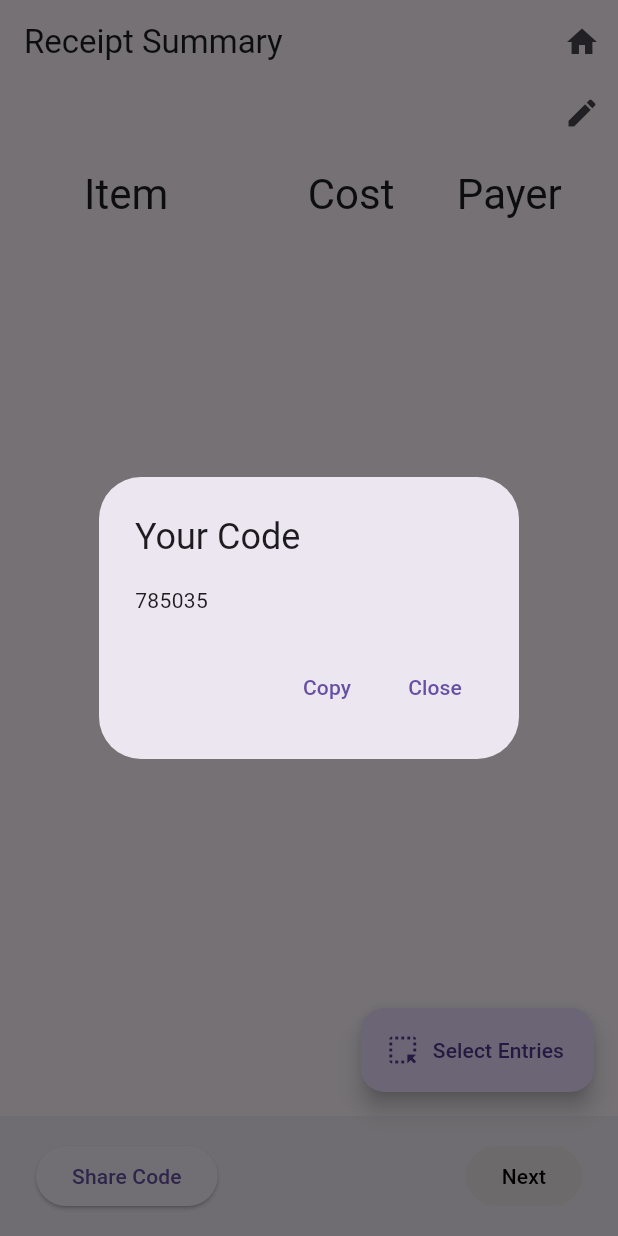
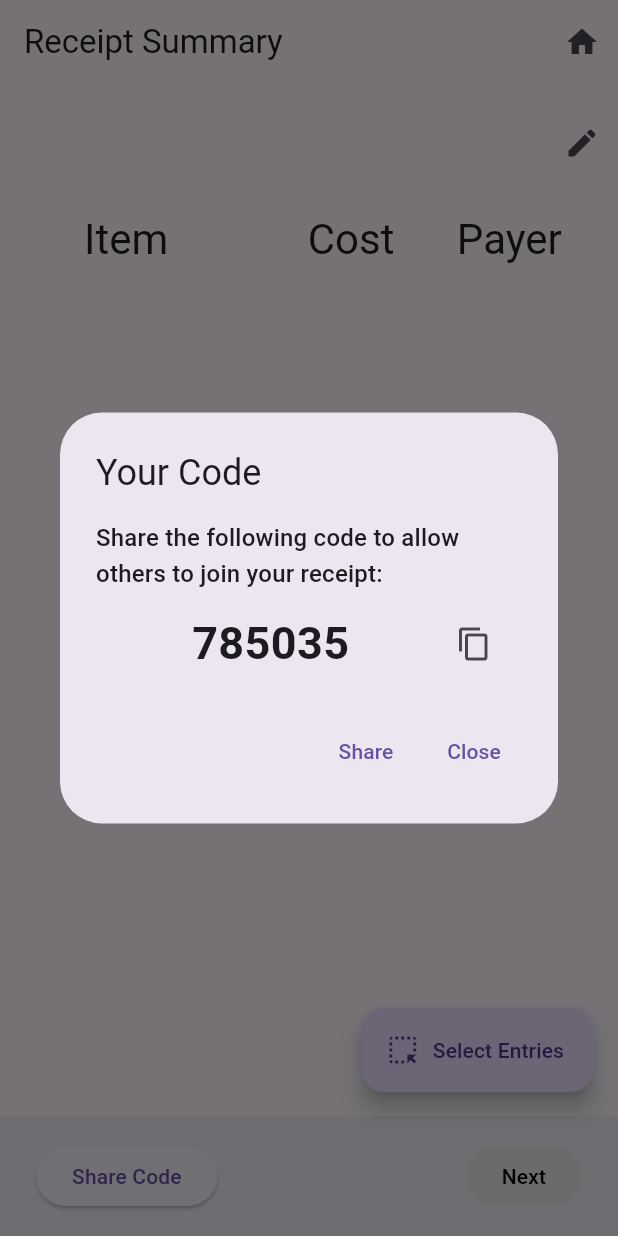
Before and after one commit to bradhu25/QuirkyQuarters, a Flutter app: the ReceiptSummaryRoute screen opened directly with empty values, after a tap on "Share Code", on a phone screen of 412 x 824 dp. Run offline on Flutter 3.47's test engine with Material 3 defaults, Android fonts, the phone set to English and light mode, and no system bars; our stand-ins replace camera, cloud_firestore, firebase_core, image_picker, permission_handler, share_plus; accounts and stored records are empty; statements that could not run were skipped.

Commit message:
revamped share code w/ ios share feature, copy icon, personalized message, styling

```diff
--- a/lib/screens/receipt_summary.dart
+++ b/lib/screens/receipt_summary.dart
@@ -6,6 +6,7 @@ import 'package:quirky_quarters/screens/split_summary.dart';
 import 'package:quirky_quarters/utils.dart';
 import 'package:cloud_firestore/cloud_firestore.dart';
 import 'home_page.dart';
+import 'package:share_plus/share_plus.dart';
 
 class ReceiptSummaryRoute extends StatefulWidget {
   final String receiptId;
@@ -74,13 +75,64 @@ class _ReceiptSummaryRouteState extends State<ReceiptSummaryRoute> {
       builder: (BuildContext context) {
         return AlertDialog(
           title: Text("Your Code"),
-          content: Text(code),
+          // subtitle: Text("Share the following code to allow others to join your receipt:"),
+          content: Column(
+            mainAxisSize: MainAxisSize.min,
+            crossAxisAlignment: CrossAxisAlignment.start,
+            children: [
+              Padding(
+                padding: const EdgeInsets.only(bottom: 10.0),
+                child: Text(
+                  "Share the following code to allow others to join your receipt:",
+                  style: Theme.of(context).textTheme.subtitle1,
+                ),
+              ),
+              Padding(
+                padding: const EdgeInsets.symmetric(horizontal: 8.0),
+                child: Row(
+                  mainAxisAlignment: MainAxisAlignment.center, // Center the row content
+                  children: <Widget>[
+                    Expanded(
+                      // Use Expanded to ensure the SelectableText is in the center
+                      child: SelectableText(
+                        code,
+                        textAlign: TextAlign.center, // Center the text inside SelectableText
+                        style: TextStyle(fontSize: 30, fontWeight: FontWeight.bold), // Make text bold
+                      ),
+                    ),
+                    IconButton(
+                      icon: const Icon(Icons.copy),
+                      onPressed: () {
+                        Clipboard.setData(ClipboardData(text: code));
+                        Navigator.of(context).pop();
+                        ScaffoldMessenger.of(context).showSnackBar(
+                          const SnackBar(content: Text('Code copied to clipboard')),
+                        );
+                      },
+                    ),
+                  ],
+                ),
+              ),
+              // ListTile(
+              //   title: SelectableText(code),
+              //   trailing: IconButton(
+              //     icon: const Icon(Icons.copy),
+              //     onPressed: () {
+              //       Clipboard.setData(ClipboardData(text: code));
+              //       Navigator.of(context).pop();
+              //       ScaffoldMessenger.of(context).showSnackBar(
+              //         const SnackBar(content: Text('Code copied to clipboard')),
+              //       );
+              //     },
+              //   )
+              // ),
+            ],
+          ),
           actions: <Widget>[
             TextButton(
-              child: Text("Copy"),
+              child: Text("Share"),
               onPressed: () {
-                Clipboard.setData(ClipboardData(text: code));
-                Navigator.of(context).pop();
+                Share.share('Join ${receipt.fronter}\'s Quirky Quarters receipt with this code: $code'); // Triggers the share dialog
               },
             ),
             TextButton(
@@ -176,6 +228,7 @@ class _ReceiptSummaryRouteState extends State<ReceiptSummaryRoute> {
                   ),
             child: Column(
               children: [
+                SizedBox(height: 20,),
                 Row(
                   children: [
                     Expanded(
@@ -204,6 +257,7 @@ class _ReceiptSummaryRouteState extends State<ReceiptSummaryRoute> {
                     ),
                   ],
                 ),
+                SizedBox(height: 10,),
                 // TODO: [DEV] Load expense title in from Firebase
                 Column(
                   children: [
@@ -256,16 +310,16 @@ class _ReceiptSummaryRouteState extends State<ReceiptSummaryRoute> {
                                         flex: 3,
                                         child: Padding(
                                           padding: EdgeInsets.only(left: 12),
-                                          child: Text(receipt.entries[i].item),
+                                          child: Text(receipt.entries[i].item, style: TextStyle(fontSize: 20)),
                                         ),
                                       ),
                                       Expanded(
                                         flex: 2,
-                                        child: Text("\$${receipt.entries[i].cost.toStringAsFixed(2)}"),
+                                        child: Text("\$${receipt.entries[i].cost.toStringAsFixed(2)}", style: TextStyle(fontSize: 20)),
                                       ),
                                       Expanded(
                                         flex: 2,
-                                        child: Text(receipt.entries[i].payer ?? ""),
+                                        child: Text(receipt.entries[i].payer ?? "",  style: TextStyle(fontSize: 20)),
                                       ),
                                     ],
                                   ),
```
